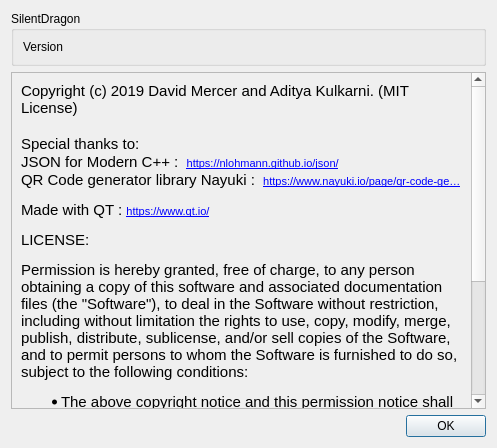
This is src/about.ui in ZcashFoundation/zecwallet as Qt 5 draws it before an edit. The edited form follows.
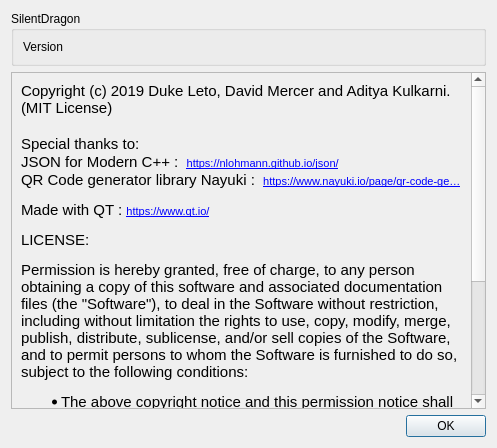
This is the edited form.

Patch:
```diff
--- a/src/about.ui
+++ b/src/about.ui
@@ -52,7 +52,7 @@
 &lt;html&gt;&lt;head&gt;&lt;meta name=&quot;qrichtext&quot; content=&quot;1&quot; /&gt;&lt;style type=&quot;text/css&quot;&gt;
 p, li { white-space: pre-wrap; }
 &lt;/style&gt;&lt;/head&gt;&lt;body style=&quot; font-family:'MS Shell Dlg 2'; font-size:8.1pt; font-weight:400; font-style:normal;&quot;&gt;
-&lt;p style=&quot; margin-top:0px; margin-bottom:0px; margin-left:0px; margin-right:0px; -qt-block-indent:0; text-indent:0px;&quot;&gt;&lt;span style=&quot; font-family:'Ubuntu'; font-size:11pt;&quot;&gt;Copyright (c) 2019 David Mercer and Aditya Kulkarni. (MIT License)&lt;/span&gt;&lt;/p&gt;
+&lt;p style=&quot; margin-top:0px; margin-bottom:0px; margin-left:0px; margin-right:0px; -qt-block-indent:0; text-indent:0px;&quot;&gt;&lt;span style=&quot; font-family:'Ubuntu'; font-size:11pt;&quot;&gt;Copyright (c) 2019 Duke Leto, David Mercer and Aditya Kulkarni. (MIT License)&lt;/span&gt;&lt;/p&gt;
 &lt;p style=&quot;-qt-paragraph-type:empty; margin-top:0px; margin-bottom:0px; margin-left:0px; margin-right:0px; -qt-block-indent:0; text-indent:0px; font-family:'Ubuntu'; font-size:11pt;&quot;&gt;&lt;br /&gt;&lt;/p&gt;
 &lt;p style=&quot; margin-top:0px; margin-bottom:0px; margin-left:0px; margin-right:0px; -qt-block-indent:0; text-indent:0px;&quot;&gt;&lt;span style=&quot; font-family:'Ubuntu'; font-size:11pt;&quot;&gt;Special thanks to:&lt;/span&gt;&lt;/p&gt;
 &lt;p style=&quot; margin-top:0px; margin-bottom:0px; margin-left:0px; margin-right:0px; -qt-block-indent:0; text-indent:0px;&quot;&gt;&lt;span style=&quot; font-family:'Ubuntu'; font-size:11pt;&quot;&gt;JSON for Modern C++ :  &lt;/span&gt;&lt;a href=&quot;https://nlohmann.github.io/json/&quot;&gt;&lt;span style=&quot; font-size:8pt; text-decoration: underline; color:#0000ff;&quot;&gt;https://nlohmann.github.io/json/&lt;/span&gt;&lt;/a&gt;&lt;/p&gt;
```
